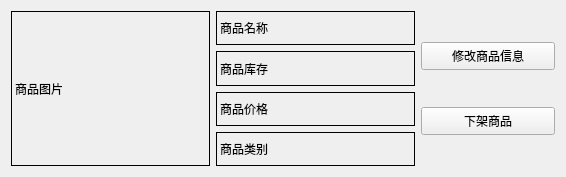
Before: the Qt Designer form StoreManage/ui/MerchWidget/merchWidget.ui in Reason-Wang/se_project, drawn with Qt 5.
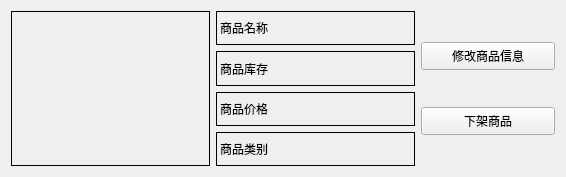
After: the same form once the commit is applied.

```diff
--- a/StoreManage/ui/MerchWidget/merchWidget.ui
+++ b/StoreManage/ui/MerchWidget/merchWidget.ui
@@ -28,7 +28,7 @@
         <enum>QFrame::Box</enum>
        </property>
        <property name="text">
-        <string>商品图片</string>
+        <string/>
        </property>
       </widget>
      </item>
```
